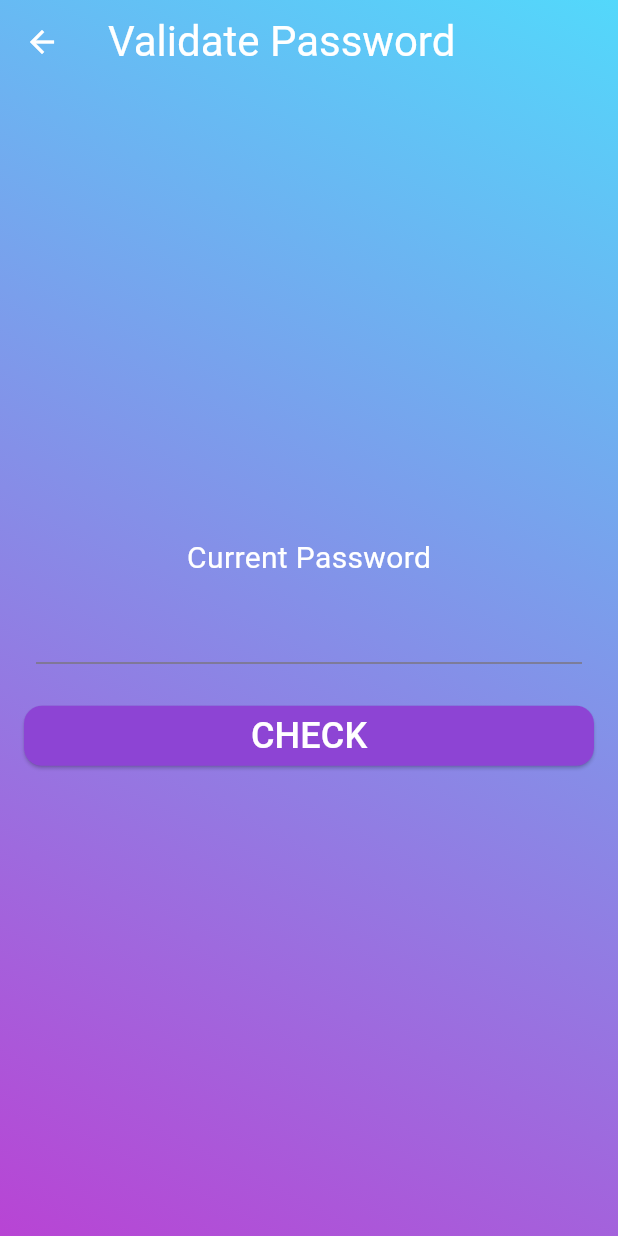
After one commit to vvivekranjan/goal-tracker-app-flutter, a Flutter app: the ValidatePassword screen opened directly, on a phone screen of 412 x 824 dp. The commit adds this screen. Run offline on Flutter 3.47's test engine with Material 3 defaults, Android fonts, the phone set to English and light mode, and no system bars; our stand-ins replace carousel_slider, device_preview_plus, dots_indicator, flutter_svg.

Commit message:
Validate Password Screen
* validate Password Screen completed

* name changed

* file name changed

```diff
--- a/goal_tracker/lib/profile/profile_screen.dart
+++ b/goal_tracker/lib/profile/profile_screen.dart
@@ -1,4 +1,5 @@
 import 'package:flutter/material.dart';
+import 'package:goal_tracker/validate_password.dart';
 
 class ProfileScreen extends StatelessWidget {
   const ProfileScreen({super.key});
@@ -29,7 +30,15 @@ class ProfileScreen extends StatelessWidget {
             child: Column(
               children: [
                 ProfileOptions(title: 'Edit Profile', onPressed: () {},),
-                ProfileOptions(title: 'Change Password', onPressed: () {},),
+                ProfileOptions(
+                  title: 'Change Password',
+                  onPressed: () {
+                    Navigator.push(
+                      context,
+                      MaterialPageRoute(builder: (context) => ValidatePassword())
+                    );
+                  },
+                ),
                 ProfileOptions(title: 'Delete Account', onPressed: () {},),
               ],
             ),
--- /dev/null
+++ b/goal_tracker/lib/validate_password.dart
@@ -0,0 +1,158 @@
+import 'dart:developer' as console;
+
+import 'package:flutter/material.dart';
+
+class ValidatePassword extends StatefulWidget {
+  const ValidatePassword({super.key});
+
+  @override
+  State<ValidatePassword> createState() => _ValidatePasswordState();
+}
+
+class _ValidatePasswordState extends State<ValidatePassword> {
+
+  final _passwordController = TextEditingController();
+
+  @override
+  void initState() {
+    super.initState();
+    _passwordController.addListener(() {
+      console.log(_passwordController.text);
+    });
+  }
+
+  @override
+  void dispose() {
+    super.dispose();
+    _passwordController.dispose();
+  }
+
+  @override
+  Widget build(BuildContext context) {
+    return Scaffold(
+      backgroundColor: const Color.fromRGBO(0, 0, 0, 0),
+      extendBodyBehindAppBar: true,
+      appBar: AppBar(
+        foregroundColor: Colors.white,
+        backgroundColor: Colors.transparent,
+        title: const Text('Validate Password', style: TextStyle(fontSize: 28)),
+      ),
+      body: Container(
+        width: double.infinity,
+        height: double.infinity,
+        decoration: BoxDecoration(
+          gradient: LinearGradient(
+            begin: Alignment.topRight,
+            end: Alignment.bottomLeft,
+            colors: [Color(0xFF53D8FB), Color(0xFFB844D4)],
+          ),
+        ),
+        child: SafeArea(
+          minimum: EdgeInsets.all(8.0),
+          child: Column(
+            mainAxisAlignment: MainAxisAlignment.center,
+            children: [
+              Padding(
+                padding: const EdgeInsets.all(8.0),
+                child: Column(
+                  children: [
+                    Text(
+                      'Current Password',
+                      style: TextStyle(
+                        fontSize: 20,
+                        color: Colors.white,
+                      ),
+                    ),
+                    FormTextField(
+                      controller: _passwordController,
+                      type: TextInputType.visiblePassword,
+                      obscureText: true,
+                    ),
+                  ],
+                ),
+              ),
+              ValidateButton(
+                onPressed: () {},
+              ),
+            ],
+          ),
+        ),
+      ),
+    );
+  }
+}
+
+class FormTextField extends StatefulWidget {
+  const FormTextField({
+    super.key,
+    required this.controller,
+    required this.type,
+    required this.obscureText,
+  });
+
+  final TextEditingController controller;
+  final TextInputType type;
+  final bool obscureText;
+
+  @override
+  State<FormTextField> createState() => _FormTextFieldState();
+}
+
+class _FormTextFieldState extends State<FormTextField> {
+  @override
+  Widget build(BuildContext context) {
+    return Container(
+      padding: EdgeInsets.all(8.0),
+      child: TextFormField(
+        controller: widget.controller,
+        autovalidateMode: AutovalidateMode.onUserInteraction,
+        style: TextStyle(
+          fontSize: 20,
+          color: Colors.white,
+        ),
+        keyboardType: widget.type,
+        obscureText: widget.obscureText,
+      ),
+    );
+  }
+}
+
+class ValidateButton extends StatelessWidget {
+  const ValidateButton({
+    super.key,
+    required this.onPressed,
+  });
+
+  final VoidCallback onPressed;
+
+  @override
+  Widget build(BuildContext context) {
+    return Padding(
+      padding: const EdgeInsets.all(8.0),
+      child: ElevatedButton(
+        onPressed: onPressed,
+        style: ButtonStyle(
+          shape: WidgetStateProperty.all<RoundedRectangleBorder>(
+            RoundedRectangleBorder(
+              borderRadius: BorderRadiusGeometry.circular(12)
+            ),
+          ),
+          foregroundColor: WidgetStateProperty.all<Color>(
+            Colors.white,
+          ),
+          backgroundColor: WidgetStateProperty.all<Color>(
+            Color(0xFF8D44D4),
+          ),
+        ),
+        child: Center(
+          child: Text(
+            'CHECK',
+            style: TextStyle(
+              fontSize: 24,
+            ),
+          ),
+        )
+      ),
+    );
+  }
+}
```
